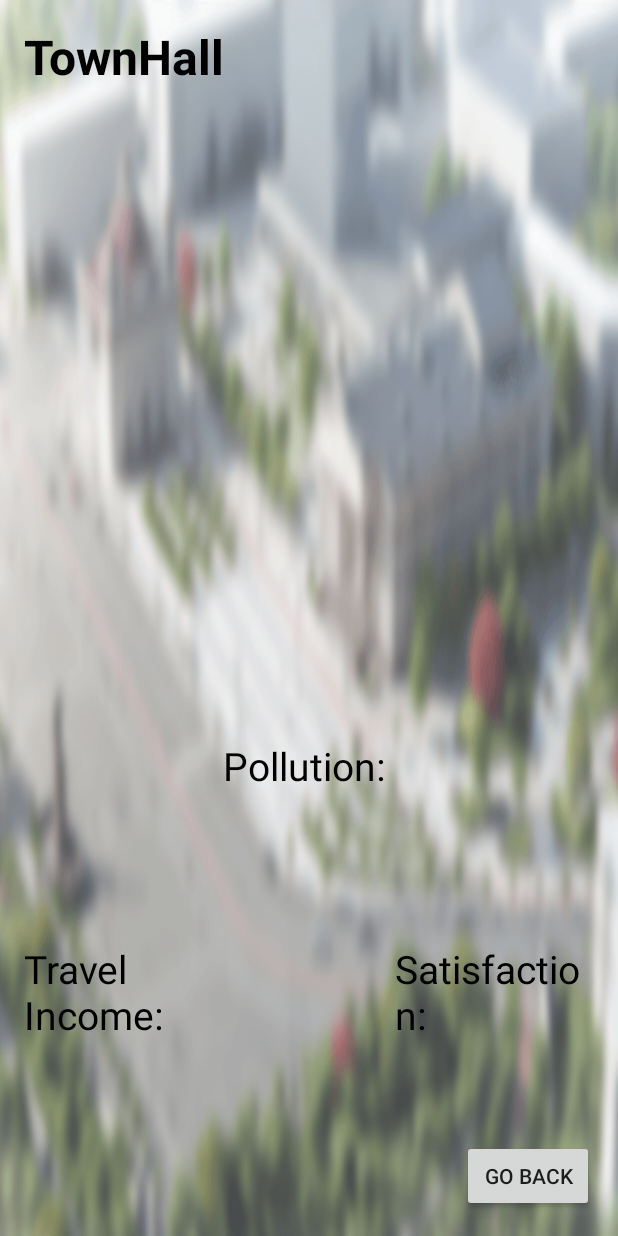
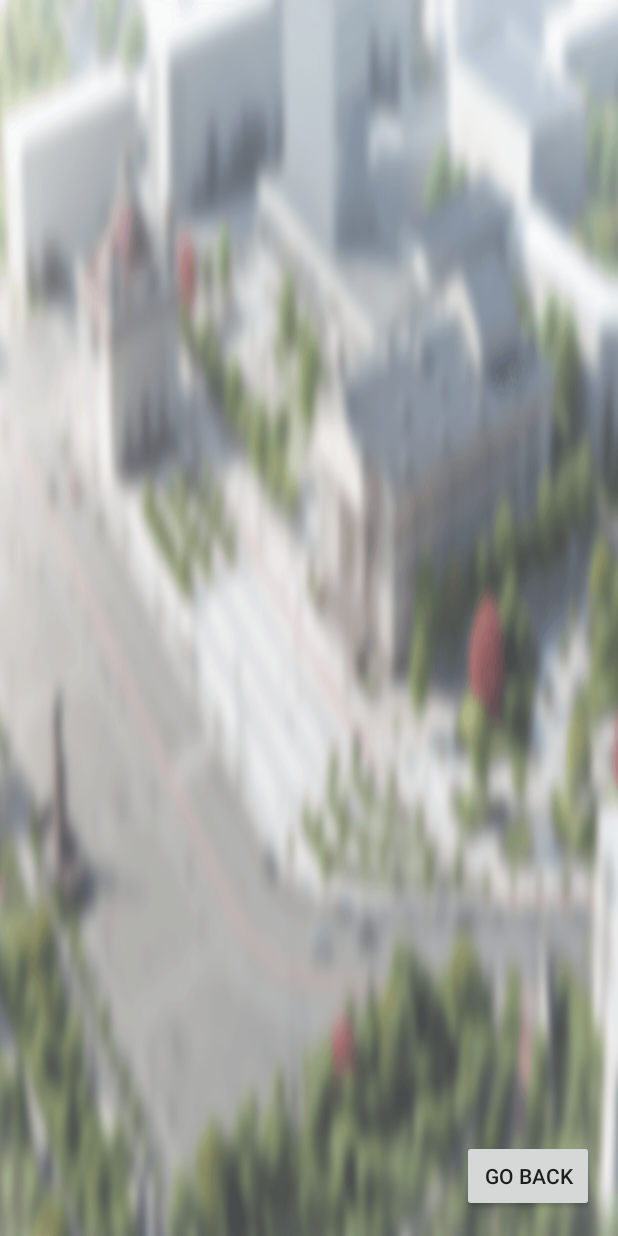
Before and after one commit to momozh/climateSim, an Android app: the layout activity_th.xml on its own in the app's theme, with its tools: preview values and no code run, on a phone screen of 412 x 824 dp. Run offline under Robolectric (Android 15) with nearby library versions, the phone set to English and light mode, and no system bars.

Commit message:
Update activity_th.xml

```diff
--- a/app/src/main/res/layout/activity_th.xml
+++ b/app/src/main/res/layout/activity_th.xml
@@ -10,50 +10,7 @@
     tools:context="com.example.climateSim.A_Government"
     android:background="@drawable/th_bg">
 
-    <TextView
-        android:layout_width="wrap_content"
-        android:layout_height="wrap_content"
-        android:textAppearance="?android:attr/textAppearanceLarge"
-        android:text="TownHall"
-        android:textSize="32sp"
-        android:textStyle="bold"
-        android:textColor="@color/blackColor"
-        android:id="@+id/G_Title"
-        android:layout_alignParentTop="true"
-        android:layout_alignParentStart="true" />
 
-    <TextView
-        android:layout_width="wrap_content"
-        android:layout_height="wrap_content"
-        android:text="Pollution: "
-        android:id="@+id/i_g_pollution"
-        android:textSize="26sp"
-        android:textColor="@color/blackColor"
-        android:layout_above="@+id/i_TravelInome"
-        android:layout_centerHorizontal="true"
-        android:layout_marginBottom="100dp" />
-
-    <TextView
-        android:layout_width="wrap_content"
-        android:layout_height="wrap_content"
-        android:text="Satisfaction: "
-        android:id="@+id/i_satisfaction"
-        android:textSize="26sp"
-        android:textColor="@color/blackColor"
-        android:layout_alignBaseline="@+id/i_TravelInome"
-        android:layout_alignBottom="@+id/i_TravelInome"
-        android:layout_toEndOf="@+id/i_g_pollution" />
-
-    <TextView
-        android:layout_width="wrap_content"
-        android:layout_height="wrap_content"
-        android:text="Travel Income: "
-        android:id="@+id/i_TravelInome"
-        android:textSize="26sp"
-        android:textColor="@color/blackColor"
-        android:layout_marginBottom="66dp"
-        android:layout_above="@+id/i_g_goback"
-        android:layout_toStartOf="@+id/i_g_pollution" />
 
     <Button
         android:layout_width="wrap_content"
```
